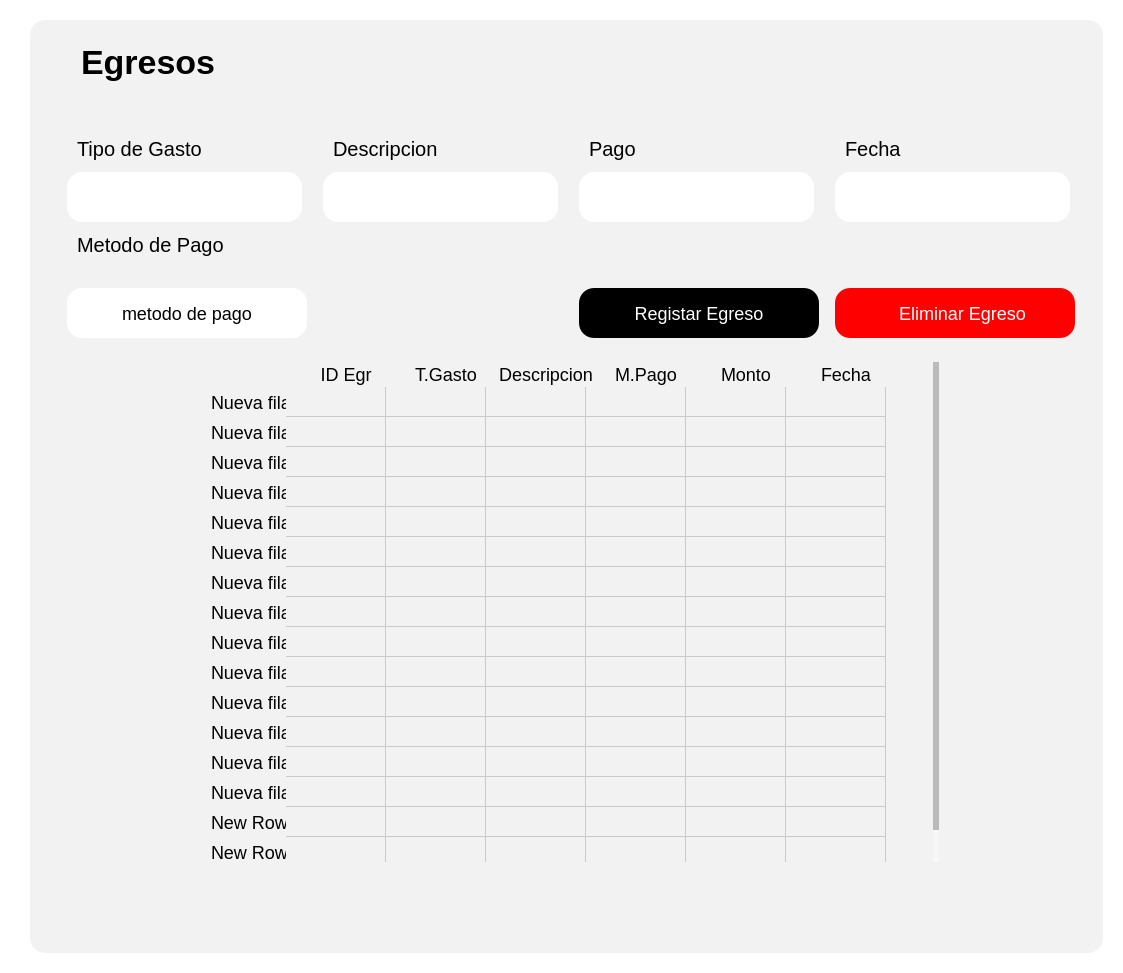
This is app/ui/Egreso.ui in Mai1203/Project_Systock as Qt 5 draws it before an edit. The edited form follows.
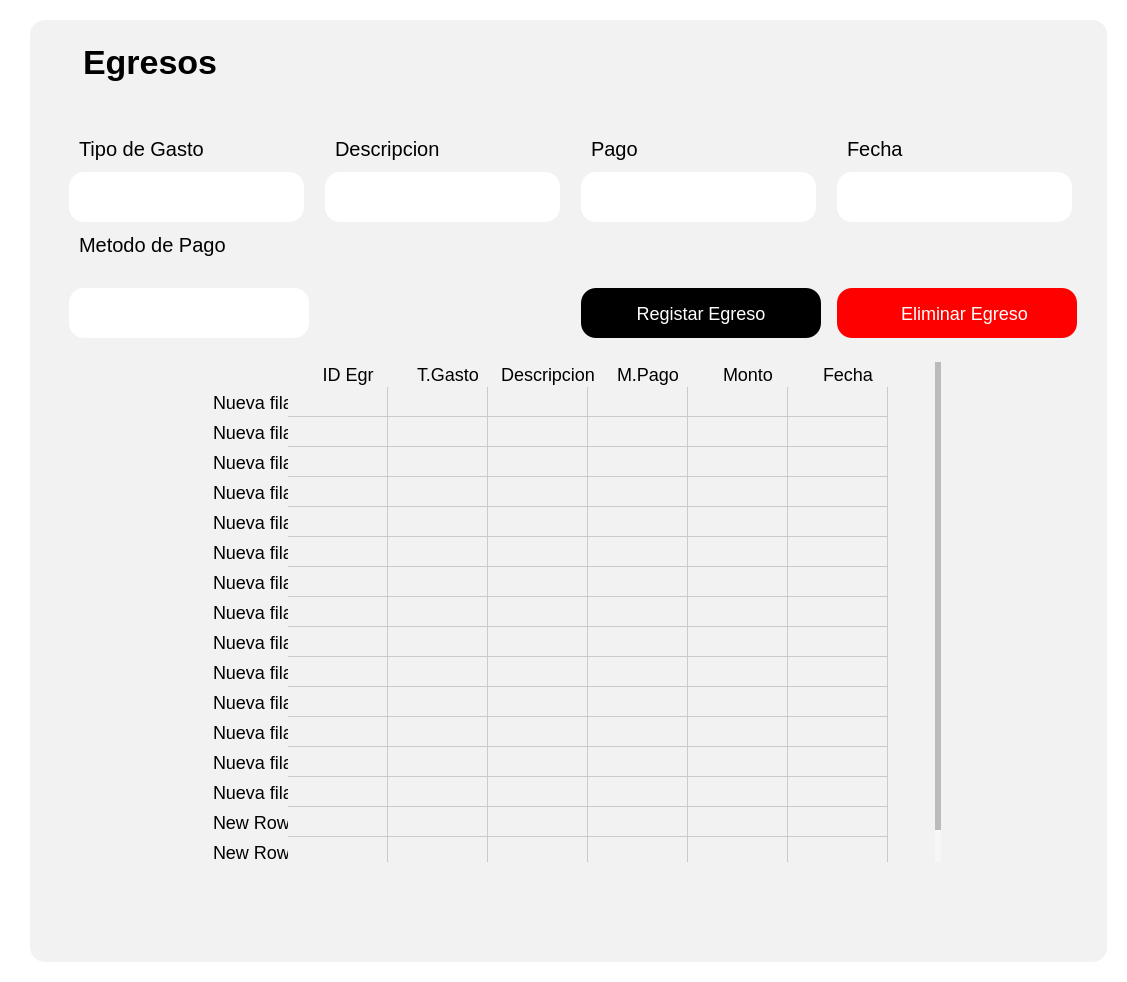
This is the edited form. Icons and pictures are not drawn.

Commit message: actualizacionde combo box

The edit to the form file:
```diff
--- a/app/ui/Egreso.ui
+++ b/app/ui/Egreso.ui
@@ -6,8 +6,8 @@
    <rect>
     <x>0</x>
     <y>0</y>
-    <width>1123</width>
-    <height>973</height>
+    <width>1127</width>
+    <height>982</height>
    </rect>
   </property>
   <property name="windowTitle">
@@ -347,20 +347,6 @@
                  </property>
                 </widget>
                </item>
-               <item row="5" column="0">
-                <widget class="QPushButton" name="BtnMetodoPago">
-                 <property name="cursor">
-                  <cursorShape>IBeamCursor</cursorShape>
-                 </property>
-                 <property name="styleSheet">
-                  <string notr="true">background-color: rgb(255, 255, 255);
-color: rgb(0, 0, 0);</string>
-                 </property>
-                 <property name="text">
-                  <string>metodo de pago</string>
-                 </property>
-                </widget>
-               </item>
                <item row="4" column="0">
                 <widget class="QLabel" name="label_6">
                  <property name="text">
@@ -444,6 +430,55 @@
                  </property>
                 </widget>
                </item>
+               <item row="5" column="0" alignment="Qt::AlignHCenter|Qt::AlignTop">
+                <widget class="QComboBox" name="MetodoPagoBox">
+                 <property name="sizePolicy">
+                  <sizepolicy hsizetype="Fixed" vsizetype="Fixed">
+                   <horstretch>0</horstretch>
+                   <verstretch>0</verstretch>
+                  </sizepolicy>
+                 </property>
+                 <property name="minimumSize">
+                  <size>
+                   <width>250</width>
+                   <height>50</height>
+                  </size>
+                 </property>
+                 <property name="styleSheet">
+                  <string notr="true">QComboBox {
+    background-color: white; /* Fondo blanco */
+    border: none; /* Sin borde */
+    color: black; /* Color del texto */
+    border-radius: 15px; /* Bordes redondeados */
+    padding: 5px 10px; /* Espaciado interno */
+    font-size: 18px; /* Tamaño de fuente */
+    height: 40px; /* Altura del combo box */
+    margin-top: 20px; /* Espaciado superior */
+}
+
+QComboBox::drop-down {
+    background-color: transparent; /* Fondo transparente */
+    border: none; /* Sin borde */
+    width: 20px; /* Tamaño del botón */
+    /* No se define la flecha, por lo que se elimina */
+}
+
+QComboBox:hover {
+    cursor: pointer; /* Cursor de mano */
+}
+
+QComboBox QAbstractItemView {
+    background-color: white; /* Fondo del menú desplegable */
+    border: none; /* Sin borde */
+    color: black; /* Color del texto en las opciones */
+    selection-background-color: rgb(106, 106, 106); /* Fondo gris claro al seleccionar */
+    selection-color: white; /* Texto blanco al seleccionar */
+    border-radius: 10px; /* Bordes redondeados */
+}
+</string>
+                 </property>
+                </widget>
+               </item>
               </layout>
              </item>
             </layout>
```
The commit also changes 3 other files.
